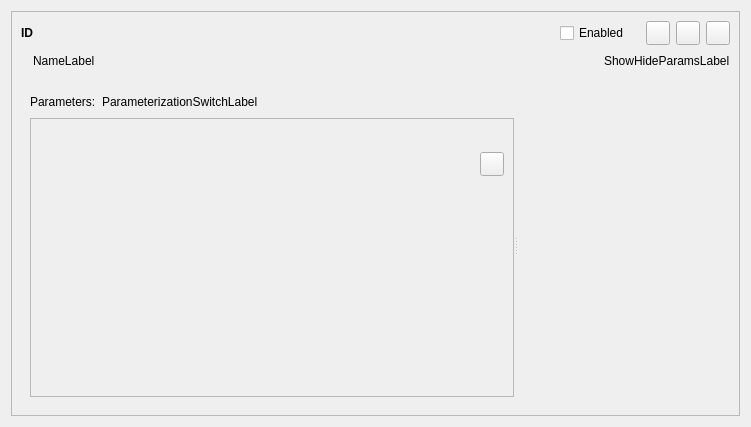
This is src/apps/openfluid-builder/common/WareWidget.ui in OpenFLUID/openfluid as Qt 5 draws it before an edit. The edited form follows.
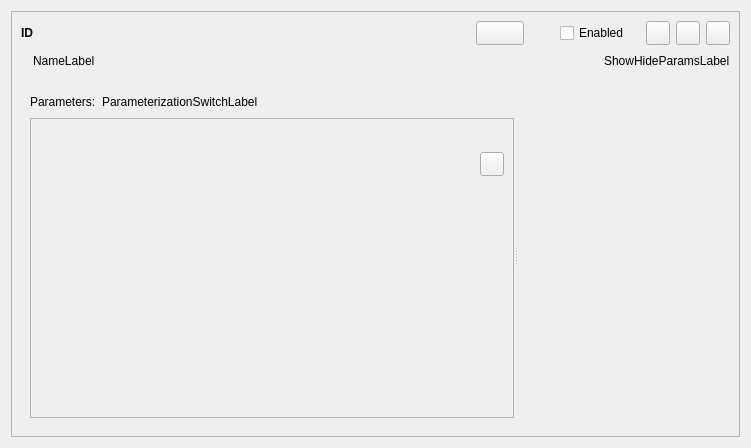
This is the edited form. Custom widgets are drawn as their Qt base class.

Diff of the .ui file:
```diff
--- a/src/apps/openfluid-builder/common/WareWidget.ui
+++ b/src/apps/openfluid-builder/common/WareWidget.ui
@@ -7,7 +7,7 @@
     <x>0</x>
     <y>0</y>
     <width>751</width>
-    <height>427</height>
+    <height>448</height>
    </rect>
   </property>
   <property name="sizePolicy">
@@ -69,6 +69,41 @@
           </property>
          </spacer>
         </item>
+        <item>
+         <widget class="QPushButton" name="GenerateSrcButton">
+          <property name="minimumSize">
+           <size>
+            <width>48</width>
+            <height>24</height>
+           </size>
+          </property>
+          <property name="maximumSize">
+           <size>
+            <width>48</width>
+            <height>24</height>
+           </size>
+          </property>
+          <property name="text">
+           <string/>
+          </property>
+         </widget>
+        </item>
+        <item>
+         <spacer name="horizontalSpacer_6">
+          <property name="orientation">
+           <enum>Qt::Horizontal</enum>
+          </property>
+          <property name="sizeType">
+           <enum>QSizePolicy::Fixed</enum>
+          </property>
+          <property name="sizeHint" stdset="0">
+           <size>
+            <width>30</width>
+            <height>20</height>
+           </size>
+          </property>
+         </spacer>
+        </item>
         <item>
          <widget class="QCheckBox" name="EnabledCheckBox">
           <property name="text">
@@ -340,7 +375,7 @@
                       <x>0</x>
                       <y>0</y>
                       <width>517</width>
-                      <height>275</height>
+                      <height>296</height>
                      </rect>
                     </property>
                     <property name="minimumSize">
```
